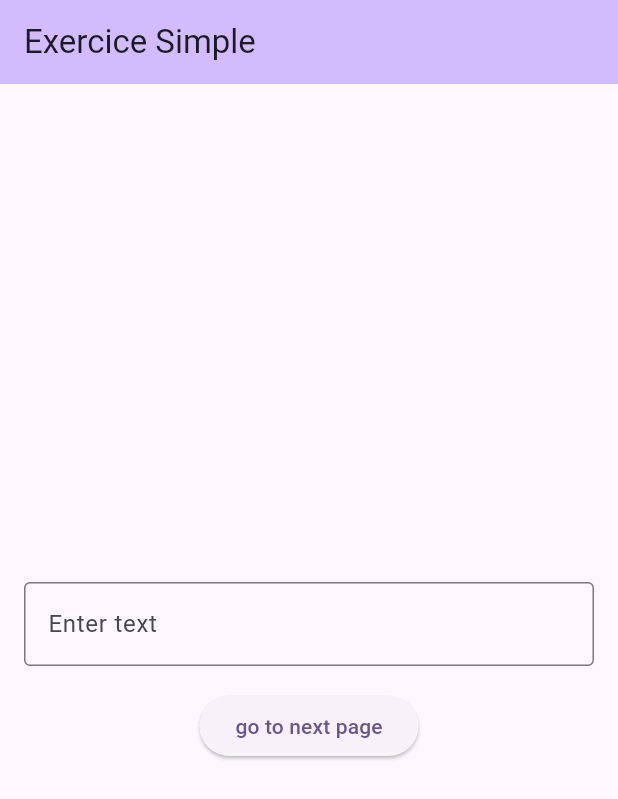
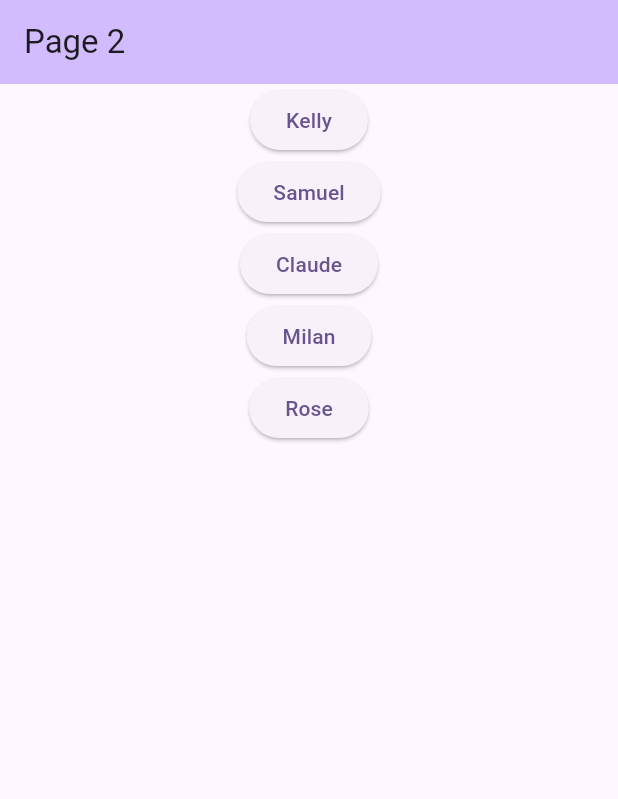
Before and after one commit to ViensLouisPhilippe/Exercices-Application-mobile-5N6, a Flutter app: the screen it shows after launch, on a phone screen of 412 x 824 dp. Shown: the top 799 px of the screen. Run offline on Flutter 3.47's test engine with Material 3 defaults, Android fonts, the phone set to English and light mode, and no system bars.

Commit message:
Labo3 navigation COMPLET exercice 2

```diff
--- /dev/null
+++ b/exercicecours3/lib/exercice2/exercice2_page1.dart
@@ -0,0 +1,102 @@
+
+
+import 'dart:math';
+
+import 'package:exercicecours3/exercice1/exercice_page2.dart';
+import 'package:exercicecours3/exercice2/exercice2_page2.dart';
+import 'package:flutter/material.dart';
+
+class Truc{
+  late String name;
+  late int id;
+  Truc({required this.name, required this.id});
+}
+class exercice2Page1 extends StatefulWidget {
+const exercice2Page1({super.key});
+@override
+State<exercice2Page1> createState() => _exercice2Page1State();
+}
+
+class _exercice2Page1State extends State<exercice2Page1> {
+  final TextEditingController _controller = TextEditingController();
+  final Truc truc1 = Truc(name: "Kelly", id: 1);
+  final Truc truc2 = Truc(name: "Samuel", id: 2);
+  final Truc truc3 = Truc(name: "Claude", id: 3);
+  final Truc truc4 = Truc(name: "Milan", id: 4);
+  final Truc truc5 = Truc(name: "Rose", id: 5);
+  void goToNextPage() {
+    final text = _controller.text;
+    Navigator.push(
+      context,
+      MaterialPageRoute(
+        builder: (context) => Page2(text: text),
+      ),
+    );
+  }
+@override
+Widget build(BuildContext context) {
+  return Scaffold(
+    appBar: AppBar(
+      backgroundColor: Theme.of(context).colorScheme.inversePrimary,
+      title: Text("Page 2"),
+    ),
+    body: Center(
+      child: Column(
+        children: [
+          ElevatedButton(
+              child : Text(truc1.name),
+              onPressed: (){
+                Navigator.push(
+                  context,
+                  MaterialPageRoute(builder: (context) => exercice2Page2(text: truc1.name),
+                  ),
+                );
+              },
+          ),
+          ElevatedButton(
+            child : Text(truc2.name),
+            onPressed: (){
+              Navigator.push(
+                context,
+                MaterialPageRoute(builder: (context) => exercice2Page2(text: truc2.name),
+                ),
+              );
+            },
+          ),
+          ElevatedButton(
+            child : Text(truc3.name),
+            onPressed: (){
+              Navigator.push(
+                context,
+                MaterialPageRoute(builder: (context) => exercice2Page2(text: truc3.name),
+                ),
+              );
+            },
+          ),
+          ElevatedButton(
+            child : Text(truc4.name),
+            onPressed: (){
+              Navigator.push(
+                context,
+                MaterialPageRoute(builder: (context) => exercice2Page2(text: truc4.name),
+                ),
+              );
+            },
+          ),
+          ElevatedButton(
+            child : Text(truc5.name),
+            onPressed: (){
+              Navigator.push(
+                context,
+                MaterialPageRoute(builder: (context) => exercice2Page2(text: truc5.name),
+                ),
+              );
+            },
+          ),
+        ],
+      ),
+    ),
+  );
+}
+
+}
--- a/exercicecours3/lib/main.dart
+++ b/exercicecours3/lib/main.dart
@@ -1,4 +1,5 @@
 import 'package:exercicecours3/exercice1/exercice_page2.dart';
+import 'package:exercicecours3/exercice2/exercice2_page1.dart';
 import 'package:flutter/material.dart';
 
 import 'exercice1/exercice_page1.dart';
@@ -19,7 +20,7 @@ class MyApp extends StatelessWidget {
         colorScheme: ColorScheme.fromSeed(seedColor: Colors.deepPurple),
         useMaterial3: true,
       ),
-      home: Page1(title: "Page 1"),
+      home: exercice2Page1(),
     );
   }
 }
```
Also changed, not shown: exercicecours3/lib/exercice2/exercice2_page2.dart (added, +44 -0 lines).
